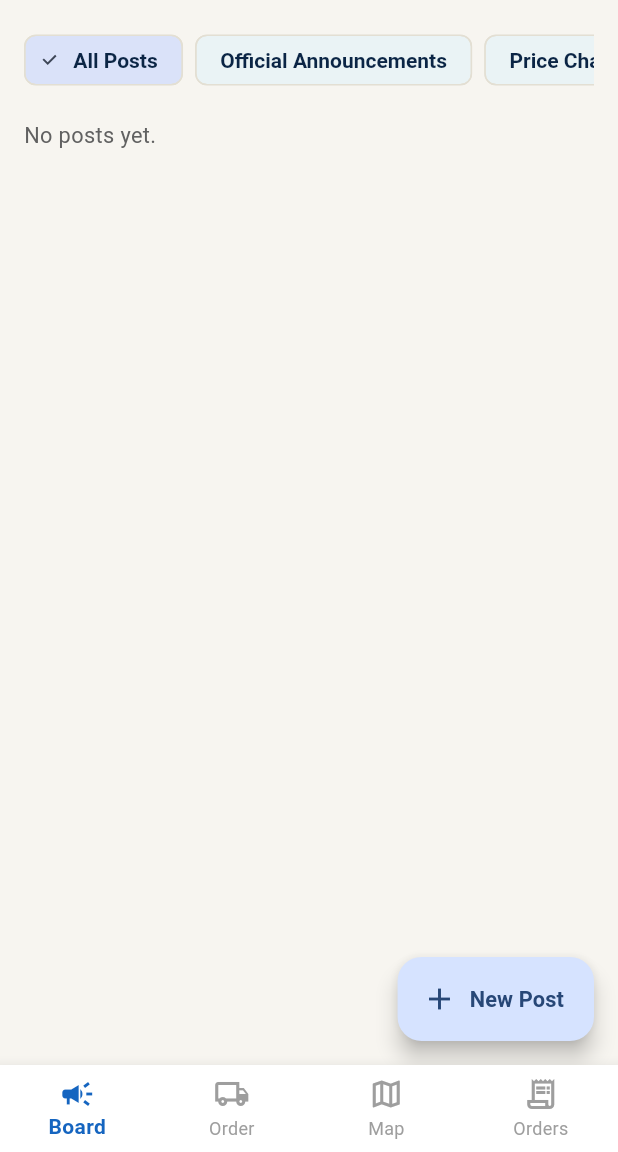
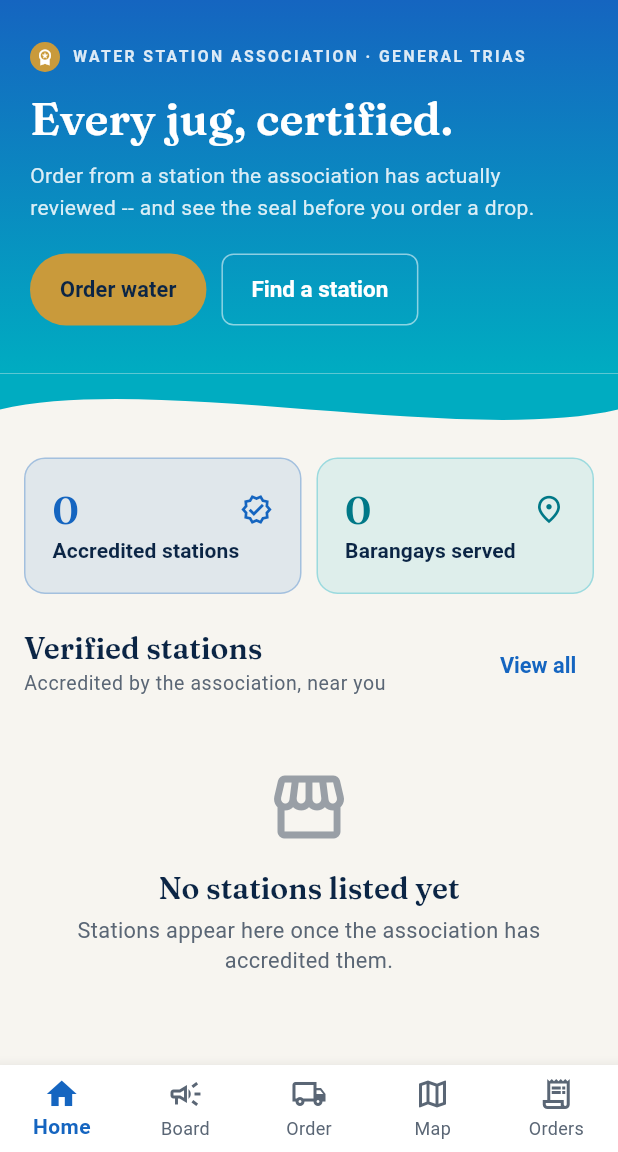
Before and after one commit to erise2313/aquaroutes, a Flutter app: the screen it shows after launch, on a phone screen of 412 x 824 dp, the part 84-1236 px from its top. Run offline on Flutter 3.47's test engine with Material 3 defaults, Android fonts, the phone set to English and light mode, and no system bars; our stand-ins replace file_picker, fl_chart, flutter_dotenv, flutter_map, flutter_riverpod, geolocator and 7 more; missing offline and left inert: dart:js_interop; accounts and stored records are empty.

Commit message:
Give the app a home page, like the website's
The app opened on the Bulletin Board -- a filter-chip list of
announcements -- while the website opened on a hero, live figures and
station teasers. Someone moving between the two saw two different
products.

There is now a Home tab at position 0 with the same sections in the same
order: the brand hero with the association eyebrow and two calls to
action, the accredited-station and barangays-served figures counting up,
verified stations, and an announcements teaser. The figures come from
StationService.fetchPublicStations, the same source the website home
reads, so the two can never drift apart.

It is a hub, not a container: every section hands off to the tab that
already owns that content. The actions switch tabs rather than pushing,
so the map and the order form are never mounted twice with a back stack
fighting the bottom bar. Board, Order, Map and Orders shift to 1-4.

The hero's gradient runs top-to-bottom rather than diagonally like the
website's, so its bottom edge is a single colour and the wave divider
meets it with no seam at phone width.

The screen reads Supabase in initState and cannot be mounted in a test,
so its geometry is covered as a composition: four sections across two
modes, three widths and three text scales.

Co-Authored-By: Claude Opus 5 <noreply@anthropic.com>

```diff
--- /dev/null
+++ b/lib/screens/public/customer_home_screen.dart
@@ -0,0 +1,387 @@
+import 'package:flutter/material.dart';
+import 'package:intl/intl.dart';
+
+import '../../constants/app_colors.dart';
+import '../../constants/app_palette.dart';
+import '../../models/bulletin.dart';
+import '../../models/station.dart';
+import '../../services/bulletin_service.dart';
+import '../../services/station_service.dart';
+import '../../services/supabase_service.dart';
+import '../../utils/error_text.dart';
+import '../../utils/formatters.dart';
+import '../../widgets/error_state.dart';
+import '../../widgets/portal/portal.dart';
+import '../../widgets/skeleton_loader.dart';
+import '../../widgets/star_rating.dart';
+import '../../widgets/wave_divider.dart';
+import '../../widgets/web_seal.dart';
+
+/// The app's landing tab.
+///
+/// The app used to open on the Bulletin Board -- a filter-chip list of
+/// announcements -- while the website opened on a hero, live figures and
+/// station teasers. Someone moving between the two saw two different
+/// products. This is the website's home page in the app's own theme: same
+/// sections, same order, same live figures from the same source
+/// (`StationService.fetchPublicStations`, which the website home also reads).
+///
+/// It is a hub, not a container: every section hands off to the tab that
+/// already owns that content rather than duplicating it. The actions switch
+/// tabs instead of pushing, so the map and the order form never end up
+/// mounted twice with a back stack fighting the bottom bar.
+class CustomerHomeScreen extends StatefulWidget {
+  const CustomerHomeScreen({
+    super.key,
+    required this.onOrderWater,
+    required this.onFindStation,
+    required this.onOpenBoard,
+  });
+
+  final VoidCallback onOrderWater;
+  final VoidCallback onFindStation;
+  final VoidCallback onOpenBoard;
+
+  @override
+  State<CustomerHomeScreen> createState() => _CustomerHomeScreenState();
+}
+
+class _CustomerHomeScreenState extends State<CustomerHomeScreen> {
+  final _stationService = StationService(SupabaseService.instance);
+  final _bulletinService = BulletinService(SupabaseService.instance);
+
+  bool _isLoading = true;
+  String? _error;
+  List<PublicStation> _stations = [];
+  List<Bulletin> _bulletins = [];
+
+  /// Held off until the strip has actually been laid out, so the numbers
+  /// count up when they come into view rather than racing past during the
+  /// first frame.
+  bool _statsRevealed = false;
+
+  @override
+  void initState() {
+    super.initState();
+    _load();
+  }
+
+  Future<void> _load() async {
+    if (!mounted) return;
+    setState(() {
+      _isLoading = true;
+      _error = null;
+    });
+    try {
+      final stations = await _stationService.fetchPublicStations();
+      final bulletins = await _bulletinService.fetchBulletins();
+      if (!mounted) return;
+      setState(() {
+        _stations = stations;
+        _bulletins = bulletins.take(3).toList();
+        _isLoading = false;
+        _statsRevealed = true;
+      });
+    } catch (e) {
+      if (!mounted) return;
+      setState(() {
+        _error = 'Could not load the home page. ${describeError(e)}';
+        _isLoading = false;
+      });
+    }
+  }
+
+  int get _accreditedCount => _stations.where((s) => s.isAccredited).length;
+
+  int get _barangaysServed => _stations.map((s) => s.barangayName).whereType<String>().toSet().length;
+
+  /// Verified stations first, then the ones a customer can actually order
+  /// from right now -- a teaser that leads with a closed station wastes the
+  /// three slots it has.
+  List<PublicStation> get _featured {
+    final sorted = [..._stations]..sort((a, b) {
+        final verified = (b.isColorumVerified ? 1 : 0) - (a.isColorumVerified ? 1 : 0);
+        if (verified != 0) return verified;
+        return (b.isOrderable ? 1 : 0) - (a.isOrderable ? 1 : 0);
+      });
+    return sorted.take(3).toList();
+  }
+
+  @override
+  Widget build(BuildContext context) {
+    final density = PortalDensity.of(context);
+    final palette = AppPalette.of(context);
+
+    if (_isLoading) {
+      return const Padding(
+        padding: EdgeInsets.all(16),
+        child: Column(
+          children: [
+            SkeletonBlock(height: 200, borderRadius: 16),
+            SizedBox(height: 24),
+            SkeletonList(count: 3, cardHeight: 84),
+          ],
+        ),
+      );
+    }
+    if (_error != null) return ErrorState(message: _error!, onRetry: _load);
+
+    return RefreshIndicator(
+      onRefresh: _load,
+      child: ListView(
+        physics: const AlwaysScrollableScrollPhysics(),
+        padding: EdgeInsets.zero,
+        children: [
+          _buildHero(),
+          // The hero's gradient runs top-to-bottom rather than diagonally, so
+          // its bottom edge is a single colour and the wave meets it with no
+          // seam.
+          WaveDivider(topColor: AppColors.accent, bottomColor: palette.paper),
+          Padding(
+            padding: EdgeInsets.fromLTRB(density.pagePadding.left, 8, density.pagePadding.right, 32),
+            child: Column(
+              crossAxisAlignment: CrossAxisAlignment.stretch,
+              children: [
+                _buildStats(density),
+                SizedBox(height: density.sectionGap),
+                PortalSection(
+                  title: 'Verified stations',
+                  subtitle: 'Accredited by the association, near you',
+                  action: TextButton(onPressed: widget.onFindStation, child: const Text('View all')),
+                  child: _featured.isEmpty
+                      ? const PortalEmptyState(
+                          icon: Icons.storefront_outlined,
+                          title: 'No stations listed yet',
+                          message: 'Stations appear here once the association has accredited them.',
+                        )
+                      : Column(
+                          children: [
+                            for (var i = 0; i < _featured.length; i++)
+                              _buildStationCard(_featured[i], last: i == _featured.length - 1, density: density),
+                          ],
+                        ),
+                ),
+                SizedBox(height: density.sectionGap),
+                PortalSection(
+                  title: 'Association news',
+                  subtitle: 'Announcements, price changes and events',
+                  action: TextButton(onPressed: widget.onOpenBoard, child: const Text('View all')),
+                  child: _bulletins.isEmpty
+                      ? const PortalEmptyState(
+                          icon: Icons.campaign_outlined,
+                          title: 'No announcements yet',
+                          message: 'The association posts notices, price changes and events here.',
+                        )
+                      : Column(
+                          children: [
+                            for (var i = 0; i < _bulletins.length; i++)
+                              _buildBulletinCard(_bulletins[i], last: i == _bulletins.length - 1, density: density),
+                          ],
+                        ),
+                ),
+              ],
+            ),
+          ),
+        ],
+      ),
+    );
+  }
+
+  Widget _buildHero() {
+    return Container(
+      width: double.infinity,
+      padding: const EdgeInsets.fromLTRB(20, 28, 20, 32),
+      decoration: const BoxDecoration(
+        gradient: LinearGradient(
+          begin: Alignment.topCenter,
+          end: Alignment.bottomCenter,
+          colors: [AppColors.primary, AppColors.accent],
+        ),
+      ),
+      child: Column(
+        crossAxisAlignment: CrossAxisAlignment.start,
+        children: [
+          Row(
+            children: [
+              const WebSeal(size: 20),
+              const SizedBox(width: 8),
+              Expanded(
+                child: Text(
+                  'WATER STATION ASSOCIATION · GENERAL TRIAS',
+                  style: TextStyle(
+                    color: Colors.white.withValues(alpha: 0.85),
+                    fontSize: 10.5,
+                    fontWeight: FontWeight.w700,
+                    letterSpacing: 1.6,
+                  ),
+                ),
+              ),
+            ],
+          ),
+          const SizedBox(height: 14),
+          // White on the gradient in both modes: the band is deep blue either
+          // way, so this is one of the few places a fixed foreground is right.
+          Text(
+            'Every jug, certified.',
+            style: Theme.of(context).textTheme.headlineLarge?.copyWith(color: Colors.white, height: 1.15),
+          ),
+          const SizedBox(height: 10),
+          Text(
+            'Order from a station the association has actually reviewed -- '
+            'and see the seal before you order a drop.',
+            style: TextStyle(color: Colors.white.withValues(alpha: 0.85), fontSize: 14, height: 1.5),
+          ),
+          const SizedBox(height: 20),
+          // Wrap rather than a Row: at large system text two buttons side by
+          // side no longer fit a phone's width.
+          Wrap(
+            spacing: 10,
+            runSpacing: 10,
+            children: [
+              FilledButton(
+                onPressed: widget.onOrderWater,
+                style: FilledButton.styleFrom(
+                  backgroundColor: AppColors.seal,
+                  foregroundColor: AppColors.ink,
+                  padding: const EdgeInsets.symmetric(horizontal: 20, vertical: 14),
+                ),
+                child: const Text('Order water', style: TextStyle(fontWeight: FontWeight.w700)),
+              ),
+              OutlinedButton(
+                onPressed: widget.onFindStation,
+                style: OutlinedButton.styleFrom(
+                  foregroundColor: Colors.white,
+                  side: const BorderSide(color: Colors.white54),
+                  padding: const EdgeInsets.symmetric(horizontal: 20, vertical: 14),
+                ),
+                child: const Text('Find a station'),
+              ),
+            ],
+          ),
+        ],
+      ),
+    );
+  }
+
+  Widget _buildStats(PortalDensity density) {
+    return Row(
+      crossAxisAlignment: CrossAxisAlignment.start,
+      children: [
+        Expanded(
+          child: PortalStatTile(
+            value: _accreditedCount,
+            label: 'Accredited stations',
+            animate: _statsRevealed,
+            icon: Icons.verified_outlined,
+          ),
+        ),
+        SizedBox(width: density.gap),
+        Expanded(
+          child: PortalStatTile(
+            value: _barangaysServed,
+            label: 'Barangays served',
+            accent: AppColors.accent,
+            animate: _statsRevealed,
+            icon: Icons.place_outlined,
+          ),
+        ),
+      ],
+    );
+  }
+
+  Widget _buildStationCard(PublicStation station, {required bool last, required PortalDensity density}) {
+    final theme = Theme.of(context);
+    final scheme = theme.colorScheme;
+
+    return PortalCard(
+      onTap: widget.onFindStation,
+      accent: station.isColorumVerified ? AppColors.seal : null,
+      margin: EdgeInsets.only(bottom: last ? 0 : density.gap),
+      child: Row(
+        crossAxisAlignment: CrossAxisAlignment.start,
+        children: [
+          CircleAvatar(
+            radius: 24,
+            backgroundColor: scheme.surfaceContainerHighest,
+            backgroundImage: station.photoUrl == null ? null : NetworkImage(station.photoUrl!),
+            child: station.photoUrl != null
+                ? null
+                : Icon(Icons.storefront, color: scheme.onSurfaceVariant, size: 22),
+          ),
+          const SizedBox(width: 14),
+          Expanded(
+            child: Column(
+              crossAxisAlignment: CrossAxisAlignment.start,
+              children: [
+                Row(
+                  children: [
+                    Expanded(
+                      child: Text(
+                        station.stationName,
+                        style: theme.textTheme.titleMedium,
+                        maxLines: 1,
+                        overflow: TextOverflow.ellipsis,
+                      ),
+                    ),
+                    if (station.isColorumVerified) ...[
+                      const SizedBox(width: 6),
+                      const WebSeal(size: 18),
+                    ],
+                  ],
+                ),
+                const SizedBox(height: 2),
+                Text(
+                  station.barangayName ?? station.stationAddress,
+                  style: theme.textTheme.bodySmall?.copyWith(color: scheme.onSurfaceVariant),
+                  maxLines: 1,
+                  overflow: TextOverflow.ellipsis,
+                ),
+                const SizedBox(height: 6),
+                StarRatingDisplay(rating: station.avgRating, reviewCount: station.reviewCount, size: 13),
+                const SizedBox(height: 6),
+                Text(
+                  'From ${formatPeso(station.pricePerJug)}',
+                  style: theme.textTheme.titleSmall?.copyWith(color: scheme.primary),
+                ),
+              ],
+            ),
+          ),
+        ],
+      ),
+    );
+  }
+
+  Widget _buildBulletinCard(Bulletin bulletin, {required bool last, required PortalDensity density}) {
+    final theme = Theme.of(context);
+    final scheme = theme.colorScheme;
+
+    return PortalCard(
+      onTap: widget.onOpenBoard,
+      accent: bulletin.isPinned ? AppColors.pendingClearance : null,
+      margin: EdgeInsets.only(bottom: last ? 0 : density.gap),
+      child: Column(
+        crossAxisAlignment: CrossAxisAlignment.start,
+        children: [
+          Row(
+            crossAxisAlignment: CrossAxisAlignment.start,
+            children: [
+              Expanded(child: Text(bulletin.title, style: theme.textTheme.titleMedium)),
+              const SizedBox(width: 8),
+              Text(
+                DateFormat('MMM d').format(bulletin.createdAt),
+                style: theme.textTheme.bodySmall?.copyWith(color: scheme.onSurfaceVariant),
+              ),
+            ],
+          ),
+          const SizedBox(height: 4),
+          Text(
+            bulletin.body,
+            maxLines: 2,
+            overflow: TextOverflow.ellipsis,
+            style: theme.textTheme.bodyMedium?.copyWith(color: scheme.onSurfaceVariant),
+          ),
+        ],
+      ),
+    );
+  }
+}
--- a/lib/screens/public/public_home_screen.dart
+++ b/lib/screens/public/public_home_screen.dart
@@ -13,6 +13,7 @@ import 'bulletin_feed.dart';
 import '../../providers/app_theme_provider.dart';
 import '../app_route.dart';
 import 'customer_account_screen.dart';
+import 'customer_home_screen.dart';
 import 'info/about_wasa_hub_screen.dart';
 import 'orders_tab_screen.dart';
 import 'quick_order_screen.dart';
@@ -33,14 +34,17 @@ class PublicHomeScreen extends ConsumerStatefulWidget {
 }
 
 class _PublicHomeScreenState extends ConsumerState<PublicHomeScreen> {
-  int _currentIndex = 0;
+  // Named rather than bare indices: the Home tab hands off to three of these,
+  // and an off-by-one would silently send "Order water" to the map.
+  static const _homeTab = 0;
+  static const _boardTab = 1;
+  static const _orderTab = 2;
+  static const _mapTab = 3;
 
-  final List<Widget> _pages = const [
-    BulletinFeed(),
-    QuickOrderScreen(),
-    StationMapScreen(),
-    OrdersTabScreen(),
-  ];
+  /// The app opens on Home -- it used to open on the Bulletin Board.
+  int _currentIndex = _homeTab;
+
+  void _openTab(int index) => setState(() => _currentIndex = index);
 
   @override
   Widget build(BuildContext context) {
@@ -98,16 +102,30 @@ class _PublicHomeScreenState extends ConsumerState<PublicHomeScreen> {
               ],
         ],
       ),
-      body: IndexedStack(index: _currentIndex, children: _pages),
+      body: IndexedStack(
+        index: _currentIndex,
+        children: [
+          CustomerHomeScreen(
+            onOrderWater: () => _openTab(_orderTab),
+            onFindStation: () => _openTab(_mapTab),
+            onOpenBoard: () => _openTab(_boardTab),
+          ),
+          const BulletinFeed(),
+          const QuickOrderScreen(),
+          const StationMapScreen(),
+          const OrdersTabScreen(),
+        ],
+      ),
       bottomNavigationBar: MediaQuery.withClampedTextScaling(
         maxScaleFactor: 1.3,
         child: BottomNavigationBar(
         currentIndex: _currentIndex,
-        onTap: (index) => setState(() => _currentIndex = index),
+        onTap: _openTab,
         type: BottomNavigationBarType.fixed,
         selectedItemColor: AppColors.primary,
-        unselectedItemColor: Colors.grey,
+        unselectedItemColor: Theme.of(context).colorScheme.onSurfaceVariant,
         items: const [
+          BottomNavigationBarItem(icon: Icon(Icons.home_outlined), activeIcon: Icon(Icons.home), label: 'Home'),
           BottomNavigationBarItem(icon: Icon(Icons.campaign_outlined), activeIcon: Icon(Icons.campaign), label: 'Board'),
           BottomNavigationBarItem(icon: Icon(Icons.local_shipping_outlined), activeIcon: Icon(Icons.local_shipping), label: 'Order'),
           BottomNavigationBarItem(icon: Icon(Icons.map_outlined), activeIcon: Icon(Icons.map), label: 'Map'),
```
Also changed, not shown: 1 other file.
